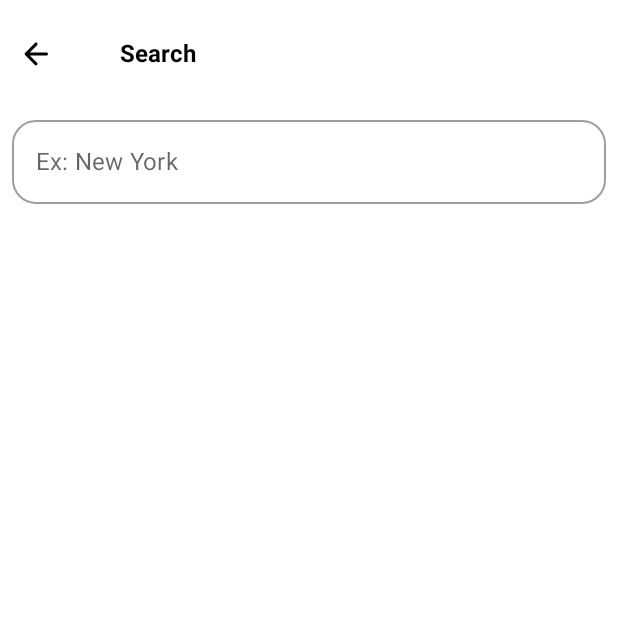
After one commit to ravelinejunior/WeatherCompose, an Android app built with Jetpack Compose: the SearchScreen screen opened through its navigation route, on a phone screen of 412 x 824 dp, the top half of it. The commit adds this screen. Run offline under Robolectric (Android 15) with nearby library versions, the phone set to English and light mode, and no system bars; our stand-ins replace Dagger/Hilt's generated code; network calls fail.

Commit message:
Setting up the Search Field in Search Screen

```diff
--- /dev/null
+++ b/app/src/main/java/br/com/raveline/weathercompose/components/widgets/CommonTextField.kt
@@ -0,0 +1,41 @@
+package br.com.raveline.weathercompose.components.widgets
+
+import androidx.compose.foundation.layout.fillMaxWidth
+import androidx.compose.foundation.layout.padding
+import androidx.compose.foundation.shape.RoundedCornerShape
+import androidx.compose.foundation.text.KeyboardActions
+import androidx.compose.foundation.text.KeyboardOptions
+import androidx.compose.material.OutlinedTextField
+import androidx.compose.material.Text
+import androidx.compose.material.TextFieldDefaults
+import androidx.compose.runtime.Composable
+import androidx.compose.runtime.MutableState
+import androidx.compose.ui.Modifier
+import androidx.compose.ui.graphics.Color
+import androidx.compose.ui.text.input.ImeAction
+import androidx.compose.ui.text.input.KeyboardType
+import androidx.compose.ui.unit.dp
+
+@Composable
+fun CommonTextField(
+    valueState: MutableState<String>,
+    placeHolder: String,
+    keyboardType: KeyboardType = KeyboardType.Text,
+    imeAction: ImeAction = ImeAction.Next,
+    onAction: KeyboardActions = KeyboardActions.Default
+) {
+    OutlinedTextField(value = valueState.value, onValueChange = { valueState.value = it }, label = {
+        Text(
+            text = placeHolder
+        )
+    }, maxLines = 1,
+        singleLine = true,
+        keyboardOptions = KeyboardOptions(keyboardType = keyboardType, imeAction = imeAction),
+        keyboardActions = onAction,
+        colors = TextFieldDefaults.outlinedTextFieldColors(
+            focusedBorderColor = Color.Blue,
+            cursorColor = Color.Black,
+        ), shape = RoundedCornerShape(16.dp),
+        modifier = Modifier.fillMaxWidth().padding(start = 8.dp, end = 8.dp)
+    )
+}
--- a/app/src/main/java/br/com/raveline/weathercompose/components/widgets/WeatherAppBar.kt
+++ b/app/src/main/java/br/com/raveline/weathercompose/components/widgets/WeatherAppBar.kt
@@ -42,7 +42,9 @@ fun WeatherAppBar(
         backgroundColor = backgroundColor,
         actions = {
             if (isMainScreen) {
-                IconButton(onClick = { }) {
+                IconButton(onClick = {
+                    onAddActionClicked.invoke()
+                }) {
                     Icon(
                         imageVector = Icons.Default.Search,
                         contentDescription = stringResource(R.string.search_icon)
--- a/app/src/main/java/br/com/raveline/weathercompose/presentation/navigation/WeatherNavigation.kt
+++ b/app/src/main/java/br/com/raveline/weathercompose/presentation/navigation/WeatherNavigation.kt
@@ -6,6 +6,7 @@ import androidx.navigation.compose.NavHost
 import androidx.navigation.compose.composable
 import androidx.navigation.compose.rememberNavController
 import br.com.raveline.weathercompose.presentation.view.MainScreen
+import br.com.raveline.weathercompose.presentation.view.SearchScreen
 import br.com.raveline.weathercompose.presentation.view.WeatherSplashScreen
 import br.com.raveline.weathercompose.presentation.viewmodel.WeatherViewModel
 
@@ -24,5 +25,9 @@ fun WeatherNavigation() {
             val weatherViewModel = hiltViewModel<WeatherViewModel>()
             MainScreen(navController = navController,viewModel = weatherViewModel)
         }
+
+        composable(WeatherScreens.SearchScreen.name){
+            SearchScreen(navController = navController)
+        }
     }
 }
--- a/app/src/main/java/br/com/raveline/weathercompose/presentation/view/MainScreen.kt
+++ b/app/src/main/java/br/com/raveline/weathercompose/presentation/view/MainScreen.kt
@@ -20,6 +20,7 @@ import androidx.navigation.NavController
 import br.com.raveline.weathercompose.R
 import br.com.raveline.weathercompose.components.widgets.*
 import br.com.raveline.weathercompose.data.model.WeatherListModel
+import br.com.raveline.weathercompose.presentation.navigation.WeatherScreens
 import br.com.raveline.weathercompose.presentation.viewmodel.WeatherViewModel
 import br.com.raveline.weathercompose.utils.IMAGE_URL
 import br.com.raveline.weathercompose.utils.Resource
@@ -50,7 +51,10 @@ fun MainScaffold(weather: WeatherListModel, navController: NavController) {
         WeatherAppBar(
             title = "${weather.city.name},${weather.city.country}",
             navController = navController,
-            elevation = 6.dp
+            elevation = 6.dp,
+            onAddActionClicked = {
+                    navController.navigate(WeatherScreens.SearchScreen.name)
+            }
         )
     }) {
         MainContent(data = weather)
--- /dev/null
+++ b/app/src/main/java/br/com/raveline/weathercompose/presentation/view/SearchScreen.kt
@@ -0,0 +1,73 @@
+package br.com.raveline.weathercompose.presentation.view
+
+import androidx.compose.foundation.layout.Arrangement
+import androidx.compose.foundation.layout.Column
+import androidx.compose.foundation.text.KeyboardActions
+import androidx.compose.material.Scaffold
+import androidx.compose.material.Surface
+import androidx.compose.material.icons.Icons
+import androidx.compose.material.icons.rounded.ArrowBack
+import androidx.compose.runtime.Composable
+import androidx.compose.runtime.mutableStateOf
+import androidx.compose.runtime.remember
+import androidx.compose.runtime.saveable.rememberSaveable
+import androidx.compose.ui.Alignment
+import androidx.compose.ui.ExperimentalComposeUiApi
+import androidx.compose.ui.platform.LocalSoftwareKeyboardController
+import androidx.compose.ui.res.stringResource
+import androidx.navigation.NavController
+import br.com.raveline.weathercompose.R
+import br.com.raveline.weathercompose.components.widgets.CommonTextField
+import br.com.raveline.weathercompose.components.widgets.WeatherAppBar
+import br.com.raveline.weathercompose.presentation.navigation.WeatherScreens
+
+@Composable
+fun SearchScreen(
+    navController: NavController
+) {
+    Scaffold(topBar = {
+        WeatherAppBar(
+            navController = navController,
+            icon = Icons.Rounded.ArrowBack,
+            isMainScreen = false,
+            title = stringResource(
+                id = R.string.search_title_string
+            )
+        ) {
+            navController.popBackStack()
+        }
+    }) {
+        Surface() {
+            Column(
+                verticalArrangement = Arrangement.Center,
+                horizontalAlignment = Alignment.CenterHorizontally
+            ) {
+                SearchBar(){}
+            }
+        }
+    }
+}
+
+@OptIn(ExperimentalComposeUiApi::class)
+@Composable
+fun SearchBar(
+    onSearch: (String) -> Unit = {}
+) {
+
+    val searchQueryState = rememberSaveable {
+        mutableStateOf("")
+    }
+
+    val keyboardController = LocalSoftwareKeyboardController.current
+    val valid = remember(searchQueryState.value) {
+        searchQueryState.value.trim().isNotBlank()
+    }
+
+    Column {
+        CommonTextField(
+            valueState = searchQueryState,
+            placeHolder = stringResource(id = R.string.place_holder_new_york_string),
+            onAction = KeyboardActions { }
+        )
+    }
+}
--- a/app/src/main/res/values/strings.xml
+++ b/app/src/main/res/values/strings.xml
@@ -13,4 +13,6 @@
     <string name="icon_string_sunrise">Sunrise Icon</string>
     <string name="icon_string_sunset">Sunset Icon</string>
     <string name="this_week_string">This Week Predictions</string>
+    <string name="search_title_string">Search</string>
+    <string name="place_holder_new_york_string">Ex: New York</string>
 </resources>
```
